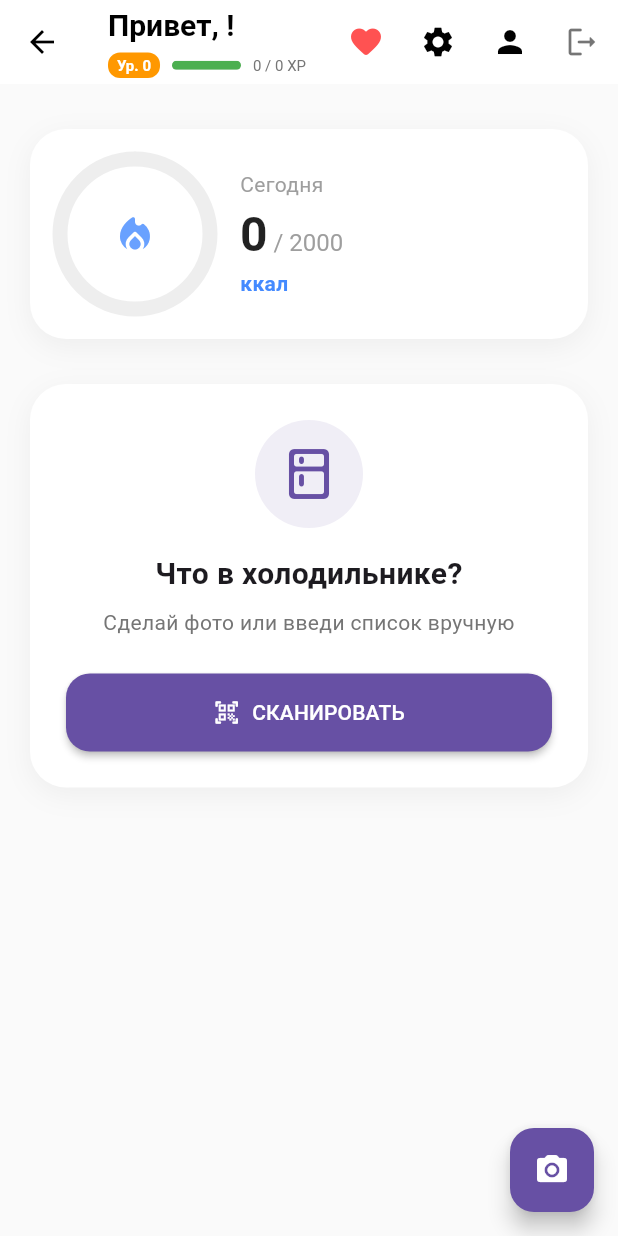
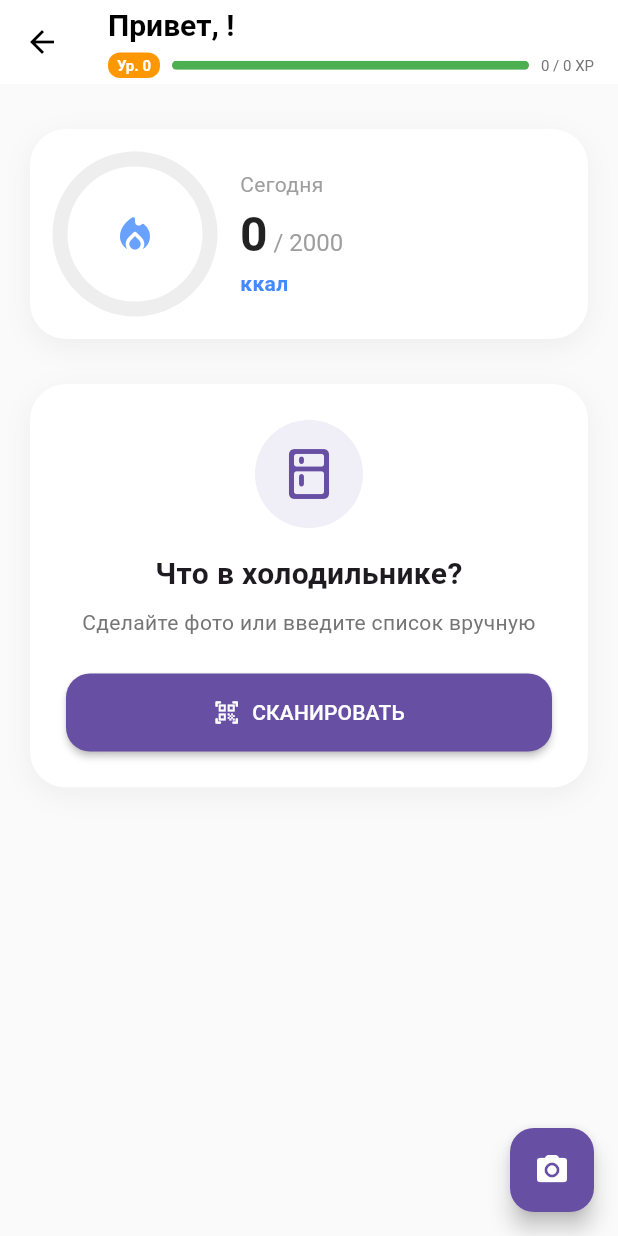
Before and after one commit to falish-pixel/prototype, a Flutter app: the HomeScreen screen opened by its route, on a phone screen of 412 x 824 dp. Run offline on Flutter 3.47's test engine with Material 3 defaults, Android fonts, the phone set to English and light mode, and no system bars; our stand-ins replace cached_network_image, camera, cloud_firestore, firebase_auth, firebase_core, firebase_storage and 5 more; missing offline and left inert: flutter_vision; accounts and stored records are empty; project files that could hold a hidden picture were left out.

Commit message:
Добавлен: Изменен фронт, добавлена функция добавления аватарок

```diff
--- a/lib/main.dart
+++ b/lib/main.dart
@@ -5,6 +5,7 @@ import 'package:firebase_auth/firebase_auth.dart';
 import 'package:shared_preferences/shared_preferences.dart'; // <-- Обязательный импорт для проверки первого входа
 import 'services/language_service.dart';
 import 'services/theme_service.dart';
+import 'screens/main_navigation_screen.dart';
 import 'screens/home_screen.dart';
 import 'screens/settings_screen.dart';
 import 'screens/login_screen.dart';
@@ -128,9 +129,9 @@ class AuthGate extends StatelessWidget {
 
               final isSetupComplete = setupSnapshot.data ?? false;
 
-              // Если профиль уже настроен -> Главный экран
+              // Если профиль уже настроен -> Главный экран (с навигацией)
               if (isSetupComplete) {
-                return const HomeScreen();
+                return const MainNavigationScreen();
               } else {
                 // Если профиль НЕ настроен -> Экран настройки профиля (Онбординг)
                 return const SettingsScreen(isInitialSetup: true);
--- a/lib/screens/home_screen.dart
+++ b/lib/screens/home_screen.dart
@@ -101,61 +101,6 @@ class _HomeScreenState extends State<HomeScreen> {
             );
           },
         ),
-        actions: [
-          // Кнопка ИЗБРАННОЕ
-          IconButton(
-            icon: const Icon(Icons.favorite_rounded, color: Colors.redAccent),
-            onPressed: () {
-              Navigator.push(
-                context,
-                MaterialPageRoute(builder: (context) => const FavoritesScreen()),
-              );
-            },
-          ),
-          // Кнопка НАСТРОЙКИ
-          IconButton(
-            icon: const Icon(Icons.settings),
-            onPressed: () async {
-              // 1. Переходим и ЖДЕМ возврата (await)
-              final result = await Navigator.pushNamed(context, '/settings');
-
-              // 2. Если мы вернулись и result == true (значит имя меняли)
-              if (result == true) {
-                // Пытаемся сделать reload тут, обернув его в пустой catch
-                try {
-                  await FirebaseAuth.instance.currentUser?.reload();
-                } catch (_) {
-                  // Даже если тут упадет ошибка Pigeon, мы её проигнорируем
-                }
-
-                // 3. ПРИНУДИТЕЛЬНО обновляем экран
-                if (mounted) setState(() {});
-              }
-            },
-          ),
-          // Кнопка ПРОФИЛЯ (вставлять сюда)
-          IconButton(
-            icon: const Icon(Icons.person),
-            onPressed: () async {
-              // 1. Ждем, пока пользователь закроет экран профиля
-              // Мы добавили await, чтобы код ниже выполнился только ПОСЛЕ возвращения
-              final result = await Navigator.pushNamed(context, '/profile');
-
-              // 2. Если профиль вернул true (значит имя было сохранено)
-              if (result == true) {
-                // Вызываем setState, чтобы HomeScreen перерисовал заголовок с новым именем
-                setState(() {});
-              }
-            },
-          ),
-          // Кнопка ВЫХОД
-          IconButton(
-            icon: Icon(Icons.logout_rounded, color: isDark ? Colors.white70 : Colors.black54),
-            onPressed: () async {
-              await FirebaseAuth.instance.signOut();
-            },
-          ),
-        ],
       ),
       body: SingleChildScrollView(
         physics: const BouncingScrollPhysics(),
--- a/lib/screens/scan_screen.dart
+++ b/lib/screens/scan_screen.dart
@@ -25,7 +25,7 @@ class AiRecipesScreen extends StatefulWidget {
 }
 
 class _AiRecipesScreenState extends State<AiRecipesScreen> {
-  final String apiKey = 'AIzaSyANmbsTSLyDDtb6uK43mGy4sfb1NeMU5gM';
+  final String apiKey = 'AIzaSyD-ihmwUJsL_P2N2u3uP8HrQOyJD0aOi0U';
 
   List<Map<String, dynamic>> recipes = [];
   bool isLoading = true;
--- a/lib/services/language_service.dart
+++ b/lib/services/language_service.dart
@@ -39,7 +39,8 @@ class LanguageService {
     'language': {'ru': 'Язык', 'kk': 'Тіл', 'en': 'Language'},
     'cancel': {'ru': 'Отмена', 'kk': 'Болдырмау', 'en': 'Cancel'},
     'save': {'ru': 'Сохранить', 'kk': 'Сақтау', 'en': 'Save'},
-    'search': {'ru': 'Искать', 'kk': 'Іздеу', 'en': 'Search'},
+    'search': {'ru': 'Поиск', 'kk': 'Іздеу', 'en': 'Search'},
+    'home': {'ru': 'Главная', 'kk': 'Басты бет', 'en': 'Home'},
 
     // === ЭКРАН ВХОДА (LOGIN) ===
     'login_subtitle': {
@@ -67,7 +68,7 @@ class LanguageService {
       'en': 'What\'s in the fridge?',
     },
     'scan_hint': {
-      'ru': 'Сделай фото или введи список вручную',
+      'ru': 'Сделайте фото или введите список вручную',
       'kk': 'Суретке түсіріңіз немесе тізімді жазыңыз',
       'en': 'Take a photo or enter a list',
     },
@@ -366,6 +367,11 @@ class LanguageService {
       'kk': 'Қате SMS-код',
       'en': 'Invalid SMS code',
     },
+    'logout': {
+      'ru': 'Выйти из аккаунта',
+      'kk': 'Аккаунттан шығу',
+      'en': 'Logout',
+    },
     'delete_account': {
       'ru': 'Удалить аккаунт',
       'kk': 'Аккаунтты жою',
--- a/pubspec.yaml
+++ b/pubspec.yaml
@@ -22,6 +22,7 @@ dependencies:
   google_sign_in: ^6.2.1
 
   cloud_firestore: ^6.3.0
+  firebase_storage: ^13.3.0
   url_launcher: ^6.3.2
   cached_network_image: ^3.4.1
   fl_chart: ^1.2.0
```
Also changed, not shown: lib/screens/profile_screen.dart (+96 -32 lines), lib/services/user_service.dart (+36 -3 lines), pubspec.lock, 3 other files.
